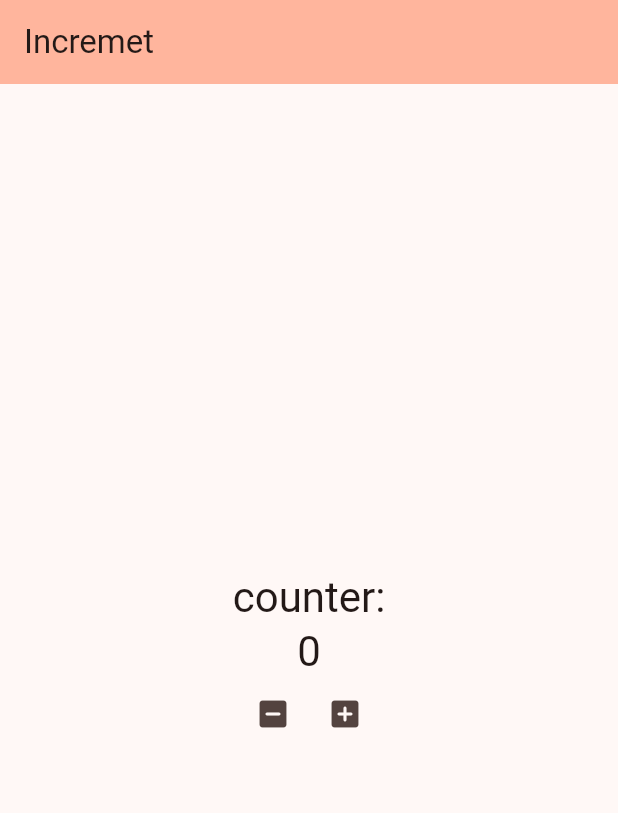
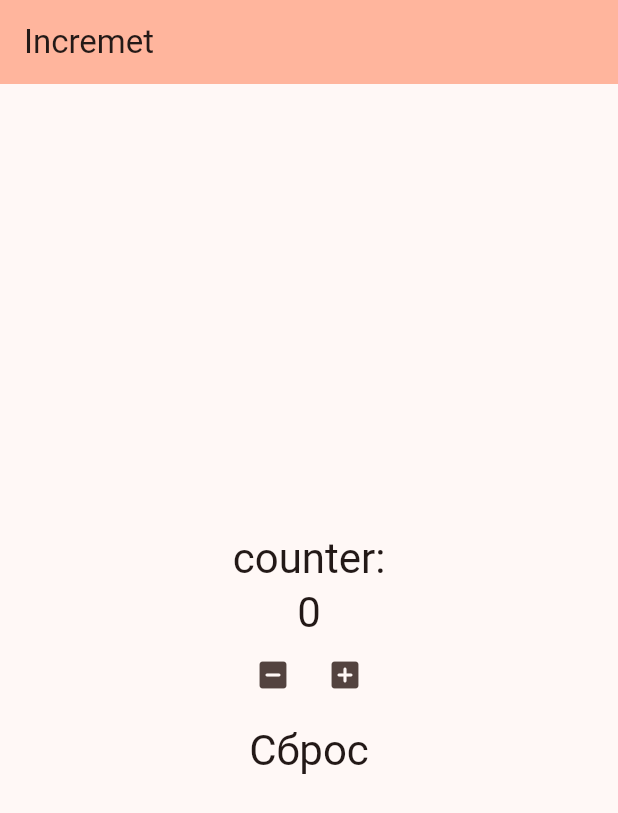
Before and after one commit to ArkashaEsipov/IT2202__Esipov, a Flutter app: the screen it shows after launch, on a phone screen of 412 x 824 dp. Shown: the top 813 px of the screen. Run offline on Flutter 3.47's test engine with Material 3 defaults, Android fonts, the phone set to English and light mode, and no system bars.

Commit message:
add: new button "Sbros"

```diff
--- a/Lab3/inkrement/lib/main.dart
+++ b/Lab3/inkrement/lib/main.dart
@@ -91,9 +91,19 @@ class _MyHomePageState extends State<MyHomePage> {
               children: [
                 IconButton(onPressed: _Mines, icon: Icon(Icons.indeterminate_check_box_rounded)),
               IconButton(onPressed: _Plus, icon: Icon(Icons.add_box_rounded))
+
             ],
             ),
-
+            Row(
+              mainAxisAlignment: MainAxisAlignment.center,
+              children: [
+                TextButton(onPressed: Sbros, child: Text(
+                  "Сброс",
+                  style: Theme.of(context).textTheme.headlineMedium,
+                )
+                )
+              ]
+            )
           ]
         ),
       ),
```
